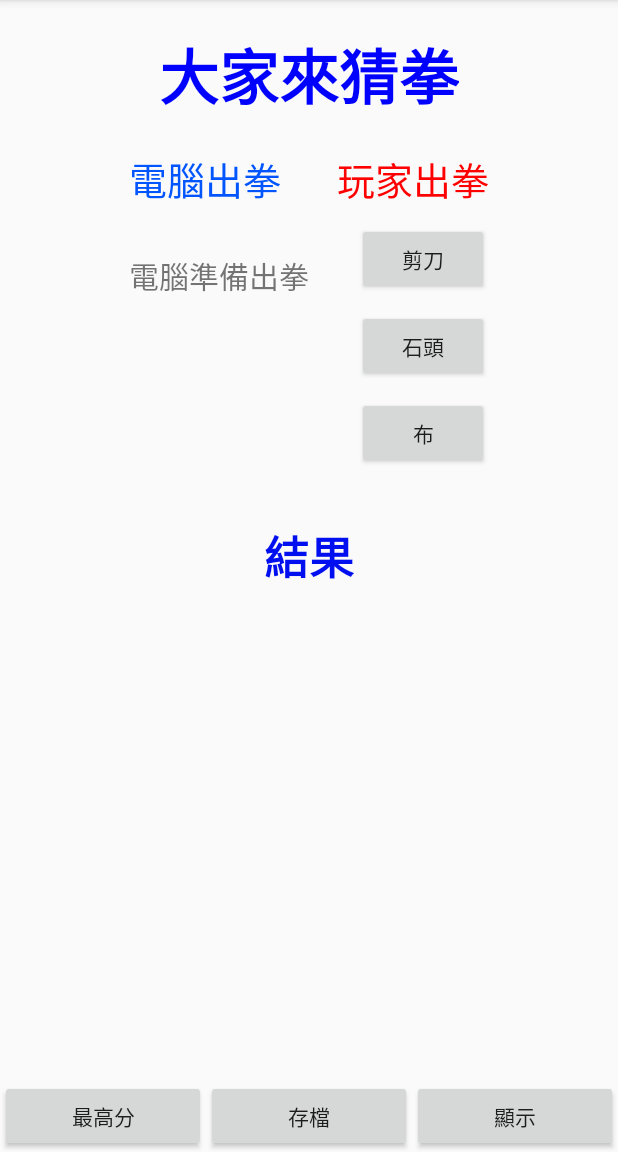
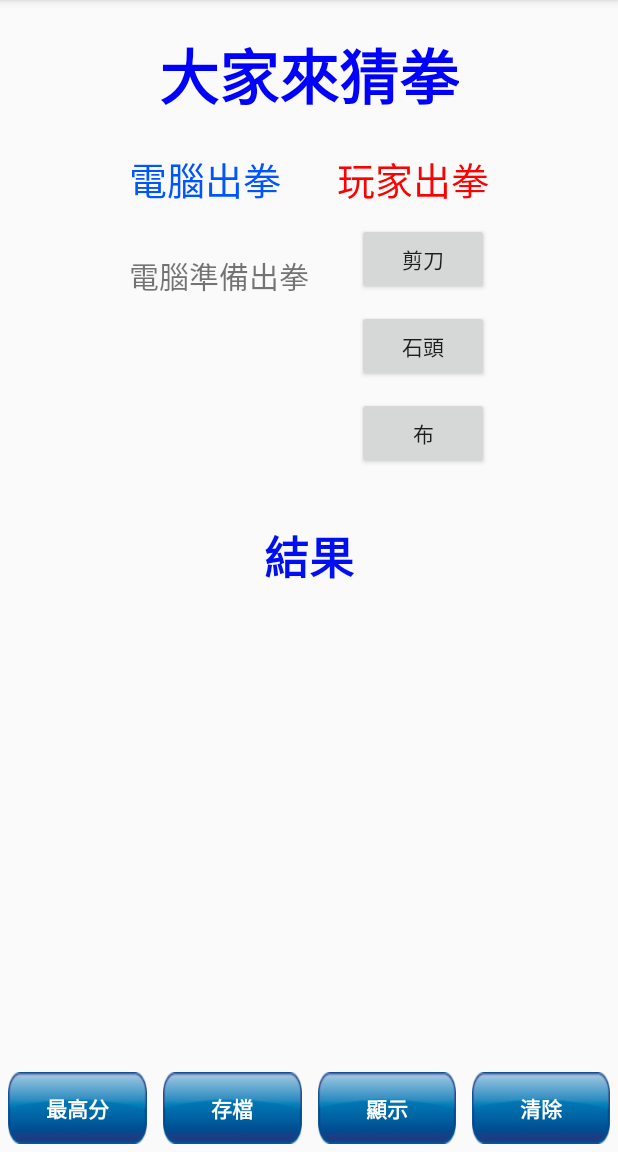
Before and after one commit to orz311013/RelativeLayout, an Android app: the screen it shows after launch (MainActivity), on a phone screen of 412 x 824 dp, the part 84-1236 px from its top. Run offline under Robolectric (Android 15) with nearby library versions, the phone set to English and light mode, and no system bars.

Commit message:
0720 Practice Commit

```diff
--- a/app/src/main/java/com/samgu/relativelayout/MainActivity.java
+++ b/app/src/main/java/com/samgu/relativelayout/MainActivity.java
@@ -2,16 +2,19 @@ package com.samgu.relativelayout;
 
 import androidx.appcompat.app.AppCompatActivity;
 
+import android.content.SharedPreferences;
 import android.os.Bundle;
+import android.view.Display;
 import android.view.View;
 import android.widget.Button;
 import android.widget.TextView;
+import android.widget.Toast;
 
 public class MainActivity extends AppCompatActivity {
 
     TextView txtComPlay, txtResult;
-    Button btnScissors, btnStone, btnPaper, btnMax, btnSave, btnDisplay;
-    int count = 0, win = 0, lose = 0, draw = 0; //初始化 局數 贏 輸 平手
+    Button btnScissors, btnStone, btnPaper, btnMax, btnSave, btnDisplay, btnClear;
+    int count = 0, win = 0, lose = 0, draw = 0; //初始化 局數 贏 輸 平手,
 
     @Override
     protected void onCreate(Bundle savedInstanceState) {
@@ -29,11 +32,73 @@ public class MainActivity extends AppCompatActivity {
         btnMax = findViewById(R.id.btnMax);
         btnSave = findViewById(R.id.btnSave);
         btnDisplay = findViewById(R.id.btnDisplay);
+        btnClear = findViewById(R.id.btnClear);
 
         btnScissors.setOnClickListener(ScissorsLin);
         btnStone.setOnClickListener(StoneLin);
         btnPaper.setOnClickListener(PaperLin);
+        btnSave.setOnClickListener(SaveLin);
+        btnDisplay.setOnClickListener(DisplayLin);
+        btnClear.setOnClickListener(ClearLin);
+        btnMax.setOnClickListener(MaxLin);
     }
+
+    private Button.OnClickListener MaxLin = new Button.OnClickListener() {
+        public void onClick(View view) {
+            SharedPreferences gameResult = getSharedPreferences("game", 0);
+            int max = gameResult.getInt("Win", 0); //(存檔裡的)得到Win的值 初始值為0
+            if (win >= max) //如果贏數 >= 最高分
+                max = win; //那最高分就= 贏數
+            //Toast.makeText(getApplicationContext(), max, Toast.LENGTH_SHORT).show();
+            txtResult.setText("最高分為:" + max + "分");
+        }
+    };
+
+    private Button.OnClickListener ClearLin = new Button.OnClickListener() {
+        public void onClick(View view) {
+            SharedPreferences gameResult = getSharedPreferences("gmae", 0);
+            gameResult.edit().remove("Win").commit(); //清除
+//gameReslut.edit().remove("Win").commit(); 可以移除""某個key
+
+        }
+    };
+
+
+    private Button.OnClickListener DisplayLin = new Button.OnClickListener() {
+        public void onClick(View view) {
+            StringBuilder sb = new StringBuilder();
+
+            float b = (float) win / count * 100;
+            //勝率 浮點數
+            sb.append("局數:" + count + "\n");
+            sb.append("贏:" + win + "\n");
+            sb.append("輸:" + lose + "\n");
+            sb.append("平手:" + draw + "\n");
+            sb.append("勝率為:" + String.valueOf(b) + "%");  // float b 浮點數轉字串 > Stirng.valueOf()
+
+
+            Toast.makeText(getApplicationContext(), sb.toString(), Toast.LENGTH_SHORT).show();
+            txtResult.setText(sb.toString());
+        }
+    };
+
+
+    private Button.OnClickListener SaveLin = new Button.OnClickListener() {
+        @Override
+        public void onClick(View view) {
+            SharedPreferences gameResult = getSharedPreferences("game", 0);
+            //String "檔名" ,mode 0 只能供讀 1可給別人讀取但是需要知道位置 2可讀寫給別人但需要知道位置
+            //SharedPreferences 存取偏好檔案的內容，該檔案儲存在內部儲存體中
+            gameResult.edit()//編輯  <-return this回傳物件本身 故能可以直接接下去寫方法
+                    .putInt("Count", count)
+                    .putInt("Win", win)
+                    .putInt("Lose", lose)
+                    .putInt("Draw", draw)
+                    .apply();//提交
+            Toast.makeText(getApplicationContext(), "存檔成功", Toast.LENGTH_SHORT).show();
+        }
+    };
+
 
     private Button.OnClickListener ScissorsLin = new Button.OnClickListener() {
         @Override
@@ -76,7 +141,6 @@ public class MainActivity extends AppCompatActivity {
                 lose++;
                 txtComPlay.setText("布");
                 txtResult.setText("結果:輸");
-
             }
         }
     };
--- a/app/src/main/res/layout/activity_main.xml
+++ b/app/src/main/res/layout/activity_main.xml
@@ -104,7 +104,11 @@
             android:layout_width="wrap_content"
             android:layout_height="wrap_content"
             android:layout_weight="1"
-            android:text="最高分" />
+            android:background="@mipmap/button"
+            android:text="最高分"
+            android:layout_margin="5dp"
+            android:textColor="#FFFFFF"
+            android:textStyle="bold" />
 
         <Button
 
@@ -112,13 +116,32 @@
             android:layout_width="wrap_content"
             android:layout_height="wrap_content"
             android:layout_weight="1"
-            android:text="存檔" />
+            android:background="@mipmap/button"
+            android:text="存檔"
+            android:layout_margin="5dp"
+            android:textColor="#FFFFFF"
+            android:textStyle="bold" />
 
         <Button
             android:id="@+id/btnDisplay"
             android:layout_width="wrap_content"
             android:layout_height="wrap_content"
             android:layout_weight="1"
-            android:text="顯示" />
+            android:background="@mipmap/button"
+            android:text="顯示"
+            android:layout_margin="5dp"
+            android:textColor="#FFFFFF"
+            android:textStyle="bold" />
+        <Button
+            android:id="@+id/btnClear"
+            android:layout_width="wrap_content"
+            android:layout_height="wrap_content"
+            android:layout_weight="1"
+            android:background="@mipmap/button"
+            android:text="清除"
+            android:layout_margin="5dp"
+            android:textColor="#FFFFFF"
+            android:textStyle="bold" />
+
     </LinearLayout>
 </RelativeLayout>
```
Also changed, not shown: app/src/main/res/mipmap-xhdpi/button.png (added).
